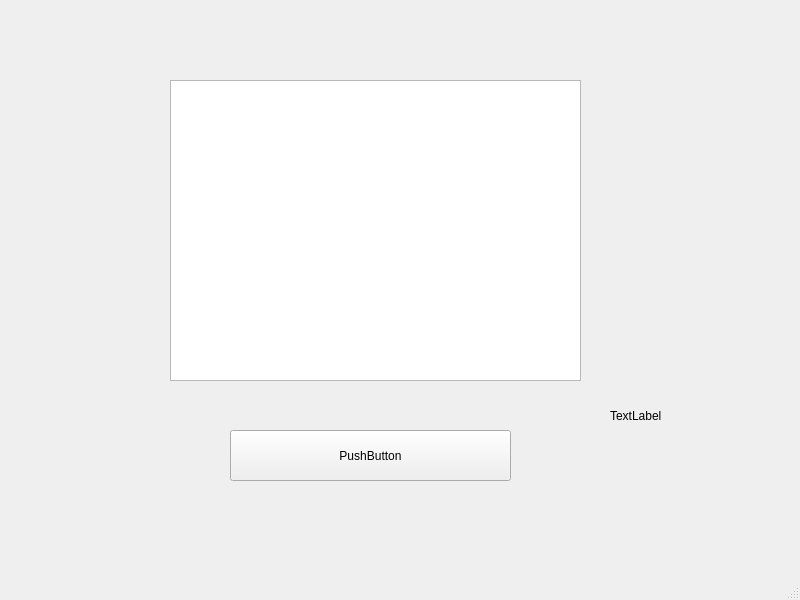
pathofwolf/face_recognition, file main_window.ui: the form before one commit.
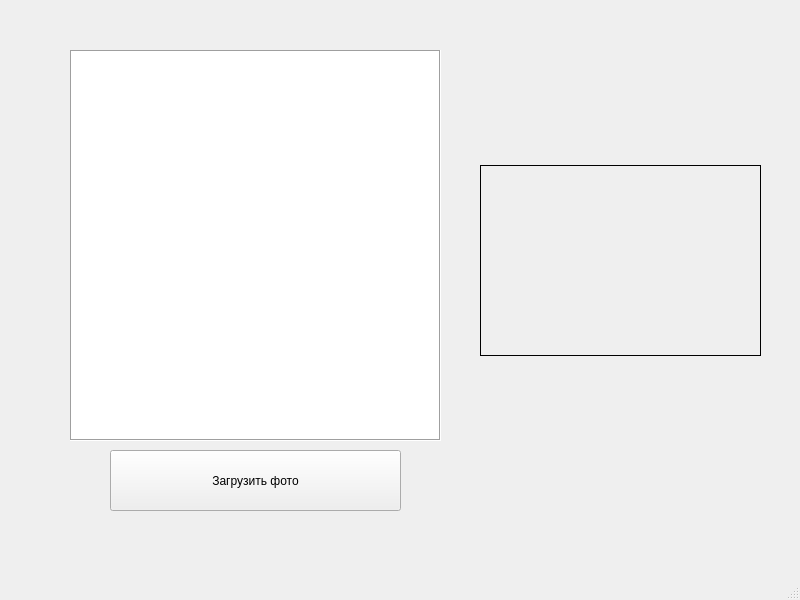
The form after the commit.

The edit to the form file:
```diff
--- a/main_window.ui
+++ b/main_window.ui
@@ -17,37 +17,43 @@
    <widget class="QGraphicsView" name="graphicsView">
     <property name="geometry">
      <rect>
-      <x>170</x>
-      <y>80</y>
-      <width>411</width>
-      <height>301</height>
+      <x>70</x>
+      <y>50</y>
+      <width>371</width>
+      <height>391</height>
      </rect>
     </property>
+    <property name="frameShape">
+     <enum>QFrame::Shape::Box</enum>
+    </property>
    </widget>
    <widget class="QPushButton" name="pushButton">
     <property name="geometry">
      <rect>
-      <x>230</x>
-      <y>430</y>
-      <width>281</width>
-      <height>51</height>
+      <x>110</x>
+      <y>450</y>
+      <width>291</width>
+      <height>61</height>
      </rect>
     </property>
     <property name="text">
-     <string>PushButton</string>
+     <string>Загрузить фото</string>
     </property>
    </widget>
    <widget class="QLabel" name="label">
     <property name="geometry">
      <rect>
-      <x>610</x>
-      <y>380</y>
-      <width>161</width>
-      <height>71</height>
+      <x>480</x>
+      <y>165</y>
+      <width>281</width>
+      <height>191</height>
      </rect>
     </property>
+    <property name="frameShape">
+     <enum>QFrame::Shape::Box</enum>
+    </property>
     <property name="text">
-     <string>TextLabel</string>
+     <string/>
     </property>
    </widget>
   </widget>
```
